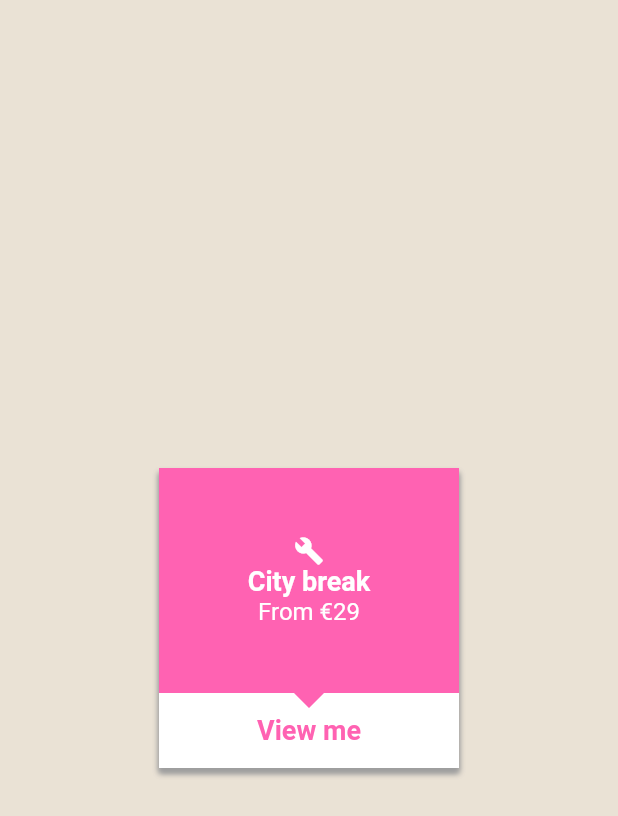
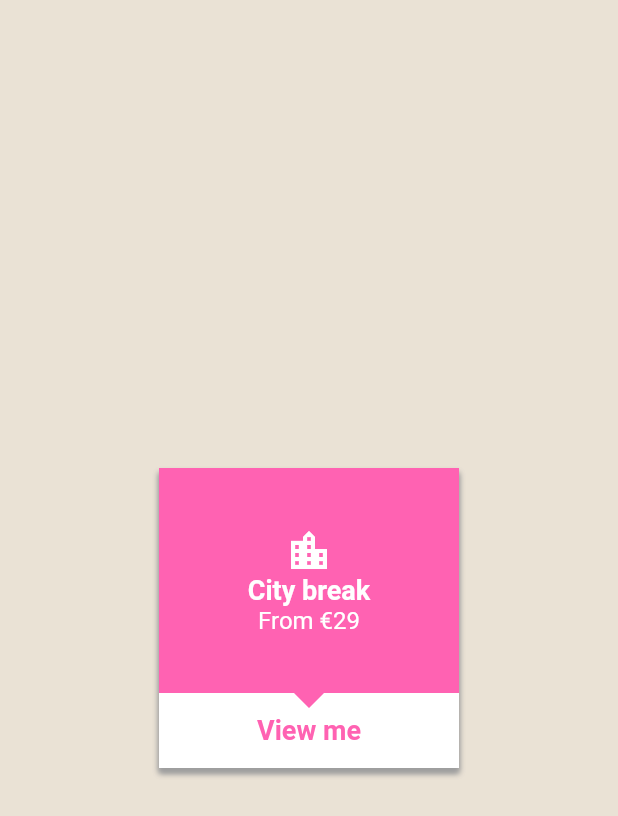
Before and after one commit to mt-tadayon/travel_folding_card, a Flutter app: the screen it shows after launch, on a phone screen of 412 x 824 dp. Shown: the top 816 px of the screen. Run offline on Flutter 3.47's test engine with Material 2 defaults, Android fonts, the phone set to English and light mode, and no system bars.

```diff
--- a/lib/cover_screen.dart
+++ b/lib/cover_screen.dart
@@ -4,6 +4,8 @@ class CoverScreen extends StatelessWidget {
   @override
   Widget build(BuildContext context) {
     return Container(
+      height: 200,
+      width: 200,
       decoration: BoxDecoration(
         color: const Color(0xffff62b2),
         boxShadow: [
@@ -17,19 +19,17 @@ class CoverScreen extends StatelessWidget {
       child: Column(
         mainAxisSize: MainAxisSize.min,
         mainAxisAlignment: MainAxisAlignment.center,
-        crossAxisAlignment: CrossAxisAlignment.center,
         children: <Widget>[
           Container(
             height: 150,
             width: 200,
-            decoration: BoxDecoration(color: const Color(0xffff62b2)),
             child: Column(
               mainAxisAlignment: MainAxisAlignment.center,
               children: <Widget>[
                 Icon(
-                  Icons.build,
+                  Icons.location_city,
                   color: Colors.white,
-                  size: 20.0,
+                  size: 32.0,
                 ),
                 Text(
                   'City break',
--- a/lib/inside_screen.dart
+++ b/lib/inside_screen.dart
@@ -1,5 +1,4 @@
 import 'package:flutter/material.dart';
-
 import 'widgets/animated_button.dart';
 
 class InsideScreen extends StatelessWidget {
--- a/lib/main.dart
+++ b/lib/main.dart
@@ -9,6 +9,7 @@ class MyApp extends StatelessWidget {
   @override
   Widget build(BuildContext context) {
     return MaterialApp(
+      debugShowCheckedModeBanner: false,
       title: 'Flutter Demo',
       theme: ThemeData(primarySwatch: Colors.blue),
       home: MyHomePage(),
```
Also changed, not shown: lib/image_screen.dart (+2 -5 lines).
